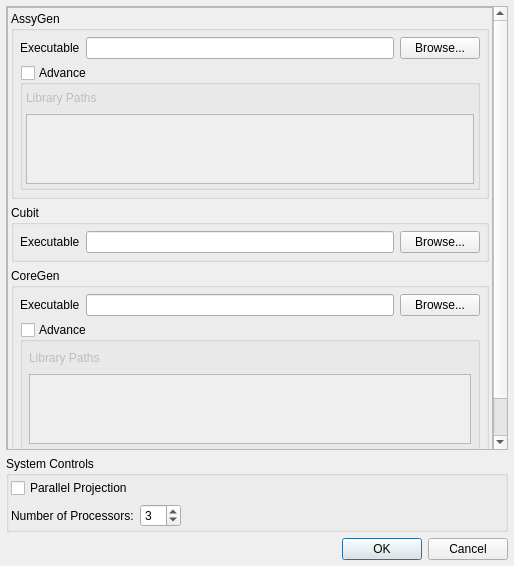
First picture: the form in Application/Preferences.ui, repository Sprunth/RGG, before the edit.
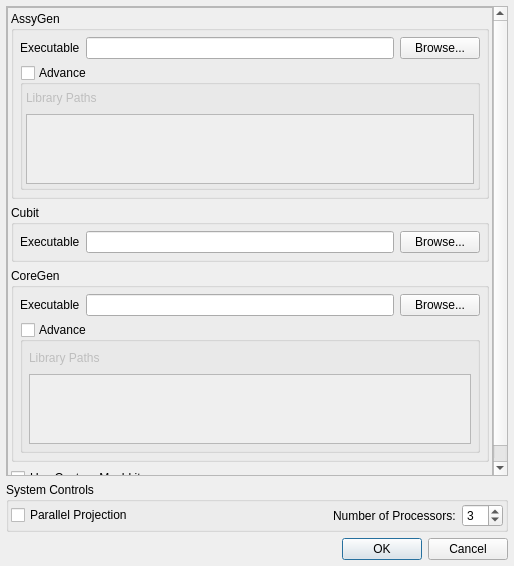
Second picture: the form after the edit.

Commit message: move preference

What changed in the file:
```diff
--- a/Application/Preferences.ui
+++ b/Application/Preferences.ui
@@ -26,7 +26,7 @@
       <property name="geometry">
        <rect>
         <x>0</x>
-        <y>0</y>
+        <y>-104</y>
         <width>485</width>
         <height>564</height>
        </rect>
@@ -291,27 +291,18 @@
      <property name="title">
       <string>System Controls</string>
      </property>
-     <layout class="QVBoxLayout" name="verticalLayout_8">
+     <layout class="QGridLayout" name="gridLayout">
       <property name="margin">
        <number>2</number>
       </property>
-      <item>
-       <widget class="QCheckBox" name="parallel_Projection">
-        <property name="text">
-         <string>Parallel Projection</string>
-        </property>
-       </widget>
-      </item>
-      <item>
-       <layout class="QHBoxLayout" name="horizontalLayout_7">
-        <item>
+      <item row="0" column="2">
          <widget class="QLabel" name="label_6">
           <property name="text">
            <string>Number of Processors:</string>
           </property>
          </widget>
         </item>
-        <item>
+      <item row="0" column="3">
          <widget class="QSpinBox" name="numberOfProccessors">
           <property name="minimum">
            <number>1</number>
@@ -321,7 +312,14 @@
           </property>
          </widget>
         </item>
-        <item>
+      <item row="0" column="0">
+       <widget class="QCheckBox" name="parallel_Projection">
+        <property name="text">
+         <string>Parallel Projection</string>
+        </property>
+       </widget>
+      </item>
+      <item row="0" column="1">
          <spacer name="horizontalSpacer_3">
           <property name="orientation">
            <enum>Qt::Horizontal</enum>
@@ -333,8 +331,6 @@
            </size>
           </property>
          </spacer>
-        </item>
-       </layout>
       </item>
      </layout>
     </widget>
```
Lines whose indentation alone changed are shown as unchanged.
